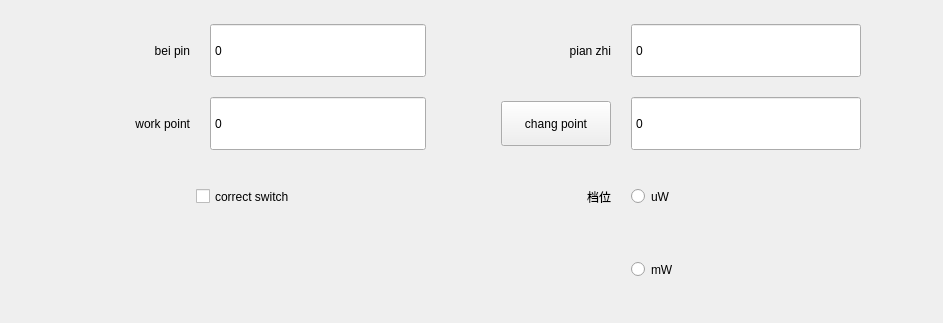
Before: the Qt Designer form motherwdt.ui in yuanjinxin123/shenglei, drawn with Qt 5.
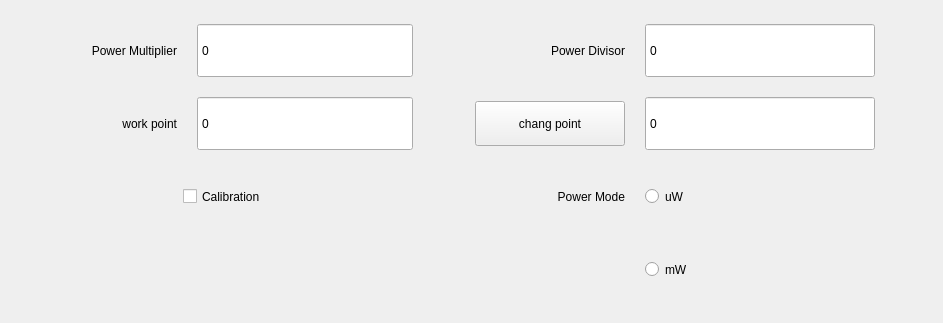
After: the same form once the commit is applied.

```diff
--- a/motherwdt.ui
+++ b/motherwdt.ui
@@ -34,7 +34,7 @@
         </size>
        </property>
        <property name="text">
-        <string>bei pin</string>
+        <string>Power Multiplier</string>
        </property>
        <property name="alignment">
         <set>Qt::AlignRight|Qt::AlignTrailing|Qt::AlignVCenter</set>
@@ -86,18 +86,18 @@
       <widget class="QLabel" name="label_2">
        <property name="minimumSize">
         <size>
-         <width>110</width>
+         <width>150</width>
          <height>55</height>
         </size>
        </property>
        <property name="maximumSize">
         <size>
-         <width>110</width>
+         <width>150</width>
          <height>55</height>
         </size>
        </property>
        <property name="text">
-        <string>pian zhi</string>
+        <string>Power Divisor</string>
        </property>
        <property name="alignment">
         <set>Qt::AlignRight|Qt::AlignTrailing|Qt::AlignVCenter</set>
@@ -209,13 +209,13 @@
        </property>
        <property name="minimumSize">
         <size>
-         <width>110</width>
+         <width>150</width>
          <height>45</height>
         </size>
        </property>
        <property name="maximumSize">
         <size>
-         <width>110</width>
+         <width>150</width>
          <height>45</height>
         </size>
        </property>
@@ -299,7 +299,7 @@
         <enum>Qt::LeftToRight</enum>
        </property>
        <property name="text">
-        <string>correct switch</string>
+        <string>Calibration</string>
        </property>
       </widget>
      </item>
@@ -314,18 +314,18 @@
       <widget class="QLabel" name="label_3">
        <property name="minimumSize">
         <size>
-         <width>110</width>
+         <width>150</width>
          <height>55</height>
         </size>
        </property>
        <property name="maximumSize">
         <size>
-         <width>110</width>
+         <width>150</width>
          <height>55</height>
         </size>
        </property>
        <property name="text">
-        <string>档位</string>
+        <string>Power Mode</string>
        </property>
        <property name="alignment">
         <set>Qt::AlignRight|Qt::AlignTrailing|Qt::AlignVCenter</set>
@@ -368,13 +368,13 @@
       <widget class="QLabel" name="label_4">
        <property name="minimumSize">
         <size>
-         <width>110</width>
+         <width>150</width>
          <height>55</height>
         </size>
        </property>
        <property name="maximumSize">
         <size>
-         <width>110</width>
+         <width>150</width>
          <height>55</height>
         </size>
        </property>
```
